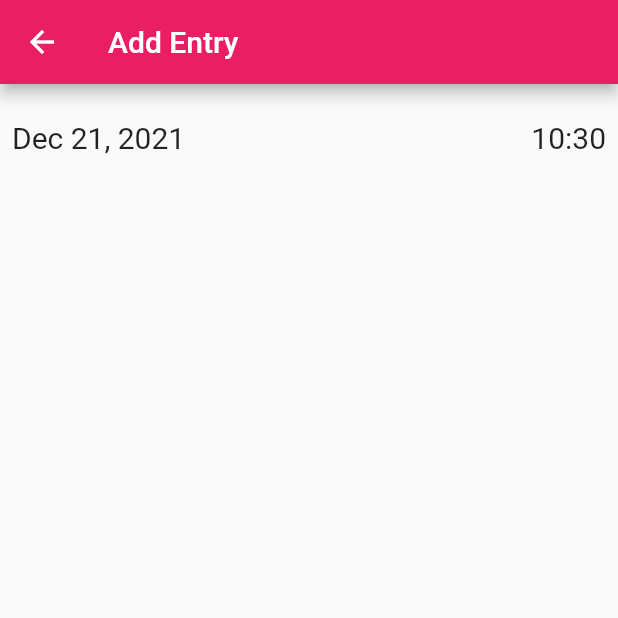
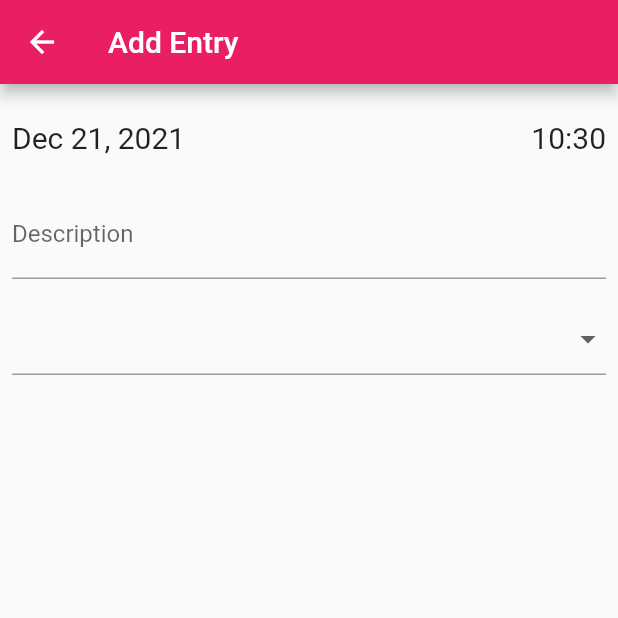
Before and after one commit to OmarInCS/flutter_tools_solution_course, a Flutter app: the TimeEntryScreen screen opened by its route, on a phone screen of 412 x 824 dp, the top half of it. Run offline on Flutter 3.47's test engine with Material 2 defaults, Android fonts, the phone set to English and light mode, and no system bars; our stand-ins replace grouped_list.

```diff
--- a/lib/toggl_clone/time_entry_screen.dart
+++ b/lib/toggl_clone/time_entry_screen.dart
@@ -81,11 +81,30 @@ class _TimeEntryScreenState extends State<TimeEntryScreen> {
             ),
             Padding(
               padding: const EdgeInsets.symmetric(vertical: 8.0),
-              child: null
+              child: TextField(
+                controller: tfController,
+                decoration: InputDecoration(
+                  labelText: "Description"
+                ),
+                onSubmitted: (value) => timeEntry.description = value,
+              )
             ),
             Padding(
               padding: const EdgeInsets.symmetric(vertical: 8.0),
-              child: null
+              child: DropdownButtonFormField(
+                onChanged: (value) {
+                  timeEntry.project = Project.dummyProjects.firstWhere((project) => project.projectName == value);
+                },
+                items: [
+                  for (var project in Project.dummyProjects)
+                    DropdownMenuItem(
+                      child: Text(
+                        project.projectName
+                      ),
+                      value: project.projectName,
+                    )
+                ],
+              )
             ),
           ],
         ),
```
